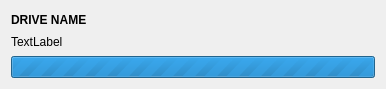
This is application/jobs/widgets/burnjobprogress.ui in theCheeseboard/thefile as Qt 5 draws it before an edit. The edited form follows.
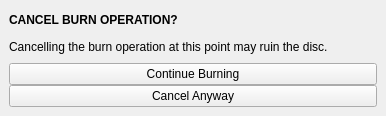
This is the edited form. The open tabs and pages were chosen to show the change. Icons and pictures are not drawn.

Commit message: Hot reload drive after burn

Patch:
```diff
--- a/application/jobs/widgets/burnjobprogress.ui
+++ b/application/jobs/widgets/burnjobprogress.ui
@@ -7,13 +7,35 @@
     <x>0</x>
     <y>0</y>
     <width>386</width>
-    <height>89</height>
+    <height>116</height>
    </rect>
   </property>
   <property name="windowTitle">
    <string notr="true">Form</string>
   </property>
   <layout class="QVBoxLayout" name="verticalLayout">
+   <property name="spacing">
+    <number>0</number>
+   </property>
+   <property name="leftMargin">
+    <number>0</number>
+   </property>
+   <property name="topMargin">
+    <number>0</number>
+   </property>
+   <property name="rightMargin">
+    <number>0</number>
+   </property>
+   <property name="bottomMargin">
+    <number>0</number>
+   </property>
+   <item>
+    <widget class="QStackedWidget" name="stackedWidget">
+     <property name="currentIndex">
+      <number>0</number>
+     </property>
+     <widget class="QWidget" name="mainPage">
+      <layout class="QVBoxLayout" name="verticalLayout_2">
    <item>
     <widget class="QLabel" name="titleLabel">
      <property name="font">
@@ -38,6 +60,21 @@
     </widget>
    </item>
    <item>
+        <widget class="QWidget" name="progressWidget" native="true">
+         <layout class="QHBoxLayout" name="horizontalLayout">
+          <property name="leftMargin">
+           <number>0</number>
+          </property>
+          <property name="topMargin">
+           <number>0</number>
+          </property>
+          <property name="rightMargin">
+           <number>0</number>
+          </property>
+          <property name="bottomMargin">
+           <number>0</number>
+          </property>
+          <item>
     <widget class="QProgressBar" name="progressBar">
      <property name="maximum">
       <number>0</number>
@@ -45,6 +82,71 @@
      <property name="value">
       <number>-1</number>
      </property>
+           </widget>
+          </item>
+          <item>
+           <widget class="QToolButton" name="cancelButton">
+            <property name="text">
+             <string>...</string>
+            </property>
+            <property name="icon">
+             <iconset theme="dialog-cancel"/>
+            </property>
+           </widget>
+          </item>
+         </layout>
+        </widget>
+       </item>
+      </layout>
+     </widget>
+     <widget class="QWidget" name="cancelPage">
+      <layout class="QVBoxLayout" name="verticalLayout_4">
+       <item>
+        <widget class="QLabel" name="label">
+         <property name="font">
+          <font>
+           <weight>75</weight>
+           <bold>true</bold>
+          </font>
+         </property>
+         <property name="text">
+          <string>CANCEL BURN OPERATION?</string>
+         </property>
+        </widget>
+       </item>
+       <item>
+        <widget class="QLabel" name="label_2">
+         <property name="text">
+          <string>Cancelling the burn operation at this point may ruin the disc.</string>
+         </property>
+         <property name="wordWrap">
+          <bool>true</bool>
+         </property>
+        </widget>
+       </item>
+       <item>
+        <layout class="QVBoxLayout" name="verticalLayout_3">
+         <property name="spacing">
+          <number>0</number>
+         </property>
+         <item>
+          <widget class="QPushButton" name="continueBurnButton">
+           <property name="text">
+            <string>Continue Burning</string>
+           </property>
+          </widget>
+         </item>
+         <item>
+          <widget class="QPushButton" name="doCancelButton">
+           <property name="text">
+            <string>Cancel Anyway</string>
+           </property>
+          </widget>
+         </item>
+        </layout>
+       </item>
+      </layout>
+     </widget>
     </widget>
    </item>
   </layout>
```
Lines whose indentation alone changed are shown as unchanged. The commit also changes 7 other files.
